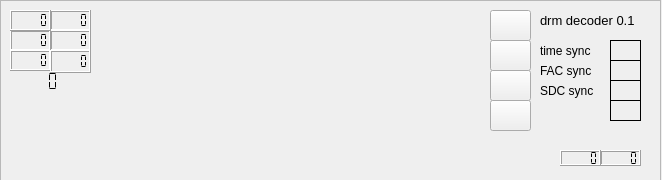
Before: the Qt Designer form swreceiver/plugins/decoders/drm-decoder/widget.ui in JvanKatwijk/sdr-j-sw, drawn with Qt 5.
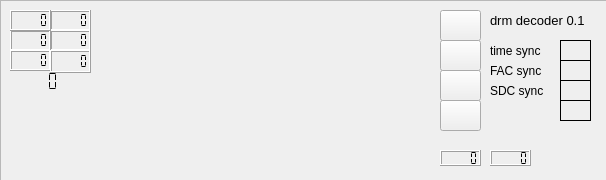
After: the same form once the commit is applied. Custom widgets are drawn as their Qt base class.

What changed in the file:
```diff
--- a/swreceiver/plugins/decoders/drm-decoder/widget.ui
+++ b/swreceiver/plugins/decoders/drm-decoder/widget.ui
@@ -6,7 +6,7 @@
    <rect>
     <x>0</x>
     <y>0</y>
-    <width>662</width>
+    <width>606</width>
     <height>180</height>
    </rect>
   </property>
@@ -31,7 +31,7 @@
    <widget class="QLabel" name="label">
     <property name="geometry">
      <rect>
-      <x>540</x>
+      <x>490</x>
       <y>10</y>
       <width>101</width>
       <height>21</height>
@@ -64,7 +64,7 @@
      <rect>
       <x>100</x>
       <y>10</y>
-      <width>391</width>
+      <width>331</width>
       <height>131</height>
      </rect>
     </property>
@@ -85,7 +85,7 @@
    <widget class="QLabel" name="timeSyncLabel">
     <property name="geometry">
      <rect>
-      <x>610</x>
+      <x>560</x>
       <y>40</y>
       <width>31</width>
       <height>21</height>
@@ -101,7 +101,7 @@
    <widget class="QLabel" name="label_2">
     <property name="geometry">
      <rect>
-      <x>540</x>
+      <x>490</x>
       <y>40</y>
       <width>66</width>
       <height>21</height>
@@ -114,7 +114,7 @@
    <widget class="QLabel" name="facSyncLabel">
     <property name="geometry">
      <rect>
-      <x>610</x>
+      <x>560</x>
       <y>60</y>
       <width>31</width>
       <height>21</height>
@@ -130,7 +130,7 @@
    <widget class="QLabel" name="label_3">
     <property name="geometry">
      <rect>
-      <x>540</x>
+      <x>490</x>
       <y>60</y>
       <width>66</width>
       <height>21</height>
@@ -159,7 +159,7 @@
    <widget class="QLabel" name="sdcSyncLabel">
     <property name="geometry">
      <rect>
-      <x>610</x>
+      <x>560</x>
       <y>80</y>
       <width>31</width>
       <height>21</height>
@@ -175,7 +175,7 @@
    <widget class="QLabel" name="label_4">
     <property name="geometry">
      <rect>
-      <x>540</x>
+      <x>490</x>
       <y>80</y>
       <width>64</width>
       <height>21</height>
@@ -207,7 +207,7 @@
    <widget class="QLCDNumber" name="goodFrames">
     <property name="geometry">
      <rect>
-      <x>600</x>
+      <x>490</x>
       <y>150</y>
       <width>41</width>
       <height>16</height>
@@ -220,7 +220,7 @@
    <widget class="QLCDNumber" name="badFrames">
     <property name="geometry">
      <rect>
-      <x>560</x>
+      <x>440</x>
       <y>150</y>
       <width>41</width>
       <height>16</height>
@@ -297,7 +297,7 @@
    <widget class="QPushButton" name="channel_1">
     <property name="geometry">
      <rect>
-      <x>490</x>
+      <x>440</x>
       <y>10</y>
       <width>41</width>
       <height>31</height>
@@ -310,7 +310,7 @@
    <widget class="QPushButton" name="channel_2">
     <property name="geometry">
      <rect>
-      <x>490</x>
+      <x>440</x>
       <y>40</y>
       <width>41</width>
       <height>31</height>
@@ -323,7 +323,7 @@
    <widget class="QPushButton" name="channel_3">
     <property name="geometry">
      <rect>
-      <x>490</x>
+      <x>440</x>
       <y>70</y>
       <width>41</width>
       <height>31</height>
@@ -336,7 +336,7 @@
    <widget class="QPushButton" name="channel_4">
     <property name="geometry">
      <rect>
-      <x>490</x>
+      <x>440</x>
       <y>100</y>
       <width>41</width>
       <height>31</height>
@@ -401,7 +401,7 @@
    <widget class="QLabel" name="faadSyncLabel">
     <property name="geometry">
      <rect>
-      <x>610</x>
+      <x>560</x>
       <y>100</y>
       <width>31</width>
       <height>21</height>
```
